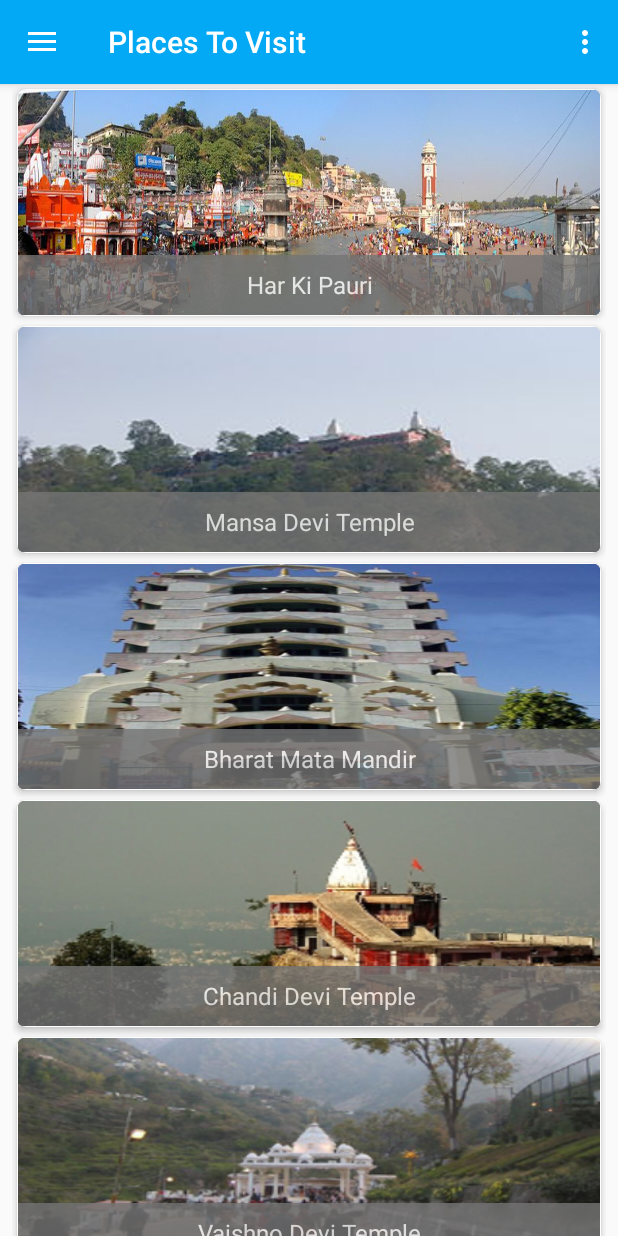
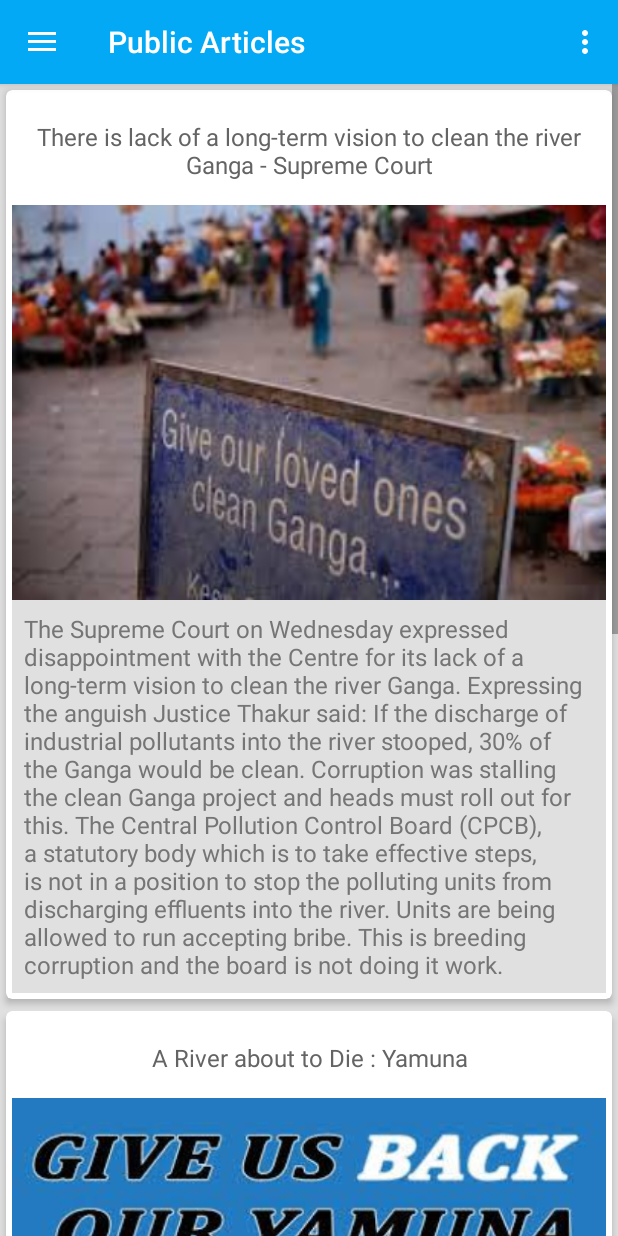
Before and after one commit to vsvikram/NamoGange, an Android app: the screen it shows after launch (MainActivity), in the side drawer, after a tap on "Public Articles", on a phone screen of 412 x 824 dp. Run offline under Robolectric (Android 15) with nearby library versions, the phone set to English and light mode, and no system bars; 1 statement that could not run was skipped.

Commit message:
public articles completed

```diff
--- a/app/src/main/java/action/namogange/MainActivity.java
+++ b/app/src/main/java/action/namogange/MainActivity.java
@@ -149,7 +149,7 @@ public class MainActivity extends AppCompatActivity
         } else if (id == R.id.gallery) {
             setFragment(new GalleryFragment(), title);
         } else if (id == R.id.public_articles) {
-
+            setFragment(new PublicArticles(), title);
         } else if (id == R.id.nav_share) {
 
         } else if (id == R.id.nav_send) {
--- /dev/null
+++ b/app/src/main/java/action/namogange/PublicArticles.java
@@ -0,0 +1,29 @@
+package action.namogange;
+
+import android.os.Bundle;
+import android.support.annotation.Nullable;
+import android.support.v4.app.Fragment;
+import android.view.LayoutInflater;
+import android.view.View;
+import android.view.ViewGroup;
+
+/**
+ * Created by vicky on 8/29/2016.
+ */
+public class PublicArticles extends Fragment {
+
+    public PublicArticles() {
+
+    }
+
+    @Override
+    public void onCreate(@Nullable Bundle savedInstanceState) {
+        super.onCreate(savedInstanceState);
+    }
+
+    @Nullable
+    @Override
+    public View onCreateView(LayoutInflater inflater, @Nullable ViewGroup container, @Nullable Bundle savedInstanceState) {
+        return inflater.inflate(R.layout.public_articles, container, false);
+    }
+}
--- a/app/src/main/res/layout/nav_header_main.xml
+++ b/app/src/main/res/layout/nav_header_main.xml
@@ -12,6 +12,6 @@
         android:layout_height="match_parent"
         android:adjustViewBounds="true"
         android:scaleType="fitXY"
-        android:src="@mipmap/header_image"/>
+        android:src="@mipmap/article3"/>
 
 </LinearLayout>
--- /dev/null
+++ b/app/src/main/res/layout/public_articles.xml
@@ -0,0 +1,164 @@
+<?xml version="1.0" encoding="utf-8"?>
+<ScrollView
+    xmlns:android="http://schemas.android.com/apk/res/android"
+    android:layout_width="match_parent"
+    android:layout_height="match_parent"
+    android:fillViewport="true"
+    android:scrollbars="vertical">
+
+    <LinearLayout
+        xmlns:android="http://schemas.android.com/apk/res/android"
+        xmlns:card_view="http://schemas.android.com/apk/res-auto"
+        android:layout_width="match_parent"
+        android:layout_height="match_parent"
+        android:background="@color/lightGrey"
+        android:orientation="vertical">
+
+        <android.support.v7.widget.CardView
+            android:layout_width="match_parent"
+            android:layout_height="wrap_content"
+            android:layout_margin="4dp"
+            android:foreground="?selectableItemBackground"
+            card_view:cardBackgroundColor="#ffffff"
+            card_view:cardCornerRadius="4dp"
+            card_view:cardElevation="3dp"
+            card_view:contentPadding="4dp">
+
+            <LinearLayout
+                android:layout_width="match_parent"
+                android:layout_height="wrap_content"
+                android:background="@color/lightGrey"
+                android:orientation="vertical">
+
+                <TextView
+                    android:layout_width="match_parent"
+                    android:layout_height="wrap_content"
+                    android:layout_gravity="center"
+                    android:background="@color/textColorWhite"
+                    android:gravity="center"
+                    android:padding="16dp"
+                    android:text="There is lack of a long-term vision to clean the river Ganga - Supreme Court"
+                    android:textColor="@color/textColorGrey"
+                    android:textSize="16dip"/>
+
+                <ImageView
+                    android:layout_width="match_parent"
+                    android:layout_height="wrap_content"
+                    android:adjustViewBounds="true"
+                    android:fitsSystemWindows="true"
+                    android:src="@mipmap/article"/>
+
+                <TextView
+                    android:layout_width="wrap_content"
+                    android:layout_height="wrap_content"
+                    android:alpha="0.87"
+                    android:elevation="@dimen/activity_vertical_margin"
+                    android:padding="8dp"
+                    android:text="@string/ganga_article1"
+                    android:textColor="@color/textColorGrey"
+                    android:textSize="16dip"/>
+
+
+            </LinearLayout>
+        </android.support.v7.widget.CardView>
+
+        <android.support.v7.widget.CardView
+            android:layout_width="match_parent"
+            android:layout_height="wrap_content"
+            android:layout_margin="4dp"
+            android:foreground="?selectableItemBackground"
+            card_view:cardBackgroundColor="#ffffff"
+            card_view:cardCornerRadius="4dp"
+            card_view:cardElevation="3dp"
+            card_view:contentPadding="4dp">
+
+            <LinearLayout
+                android:layout_width="match_parent"
+                android:layout_height="wrap_content"
+                android:background="@color/lightGrey"
+                android:orientation="vertical">
+
+                <TextView
+                    android:layout_width="match_parent"
+                    android:layout_height="wrap_content"
+                    android:layout_gravity="center"
+                    android:background="@color/textColorWhite"
+                    android:gravity="center"
+                    android:padding="16dp"
+                    android:text="A River about to Die : Yamuna"
+                    android:textColor="@color/textColorGrey"
+                    android:textSize="16dip"/>
+
+                <ImageView
+                    android:layout_width="match_parent"
+                    android:layout_height="wrap_content"
+                    android:adjustViewBounds="true"
+                    android:fitsSystemWindows="true"
+                    android:src="@mipmap/article2"/>
+
+                <TextView
+                    android:layout_width="wrap_content"
+                    android:layout_height="wrap_content"
+                    android:alpha="0.87"
+                    android:elevation="@dimen/activity_vertical_margin"
+                    android:padding="8dp"
+                    android:text="@string/ganga_article2"
+                    android:textColor="@color/textColorGrey"
+                    android:textSize="16dip"/>
+
+
+            </LinearLayout>
+        </android.support.v7.widget.CardView>
+
+        <android.support.v7.widget.CardView
+            android:layout_width="match_parent"
+            android:layout_height="wrap_content"
+            android:layout_margin="4dp"
+            android:foreground="?selectableItemBackground"
+            card_view:cardBackgroundColor="#ffffff"
+            card_view:cardCornerRadius="4dp"
+            card_view:cardElevation="3dp"
+            card_view:contentPadding="4dp">
+
+            <LinearLayout
+                android:layout_width="match_parent"
+                android:layout_height="wrap_content"
+                android:background="@color/lightGrey"
+                android:orientation="vertical">
+
+                <TextView
+                    android:layout_width="match_parent"
+                    android:layout_height="wrap_content"
+                    android:layout_gravity="center"
+                    android:background="@color/textColorWhite"
+                    android:gravity="center"
+                    android:padding="16dp"
+                    android:text="Ganges in Hinduism"
+                    android:textColor="@color/textColorGrey"
+                    android:textSize="16dip"/>
+
+                <ImageView
+                    android:layout_width="match_parent"
+                    android:layout_height="wrap_content"
+                    android:adjustViewBounds="true"
+                    android:fitsSystemWindows="true"
+                    android:src="@mipmap/article3"/>
+
+                <TextView
+                    android:layout_width="wrap_content"
+                    android:layout_height="wrap_content"
+                    android:alpha="0.87"
+                    android:elevation="@dimen/activity_vertical_margin"
+                    android:padding="8dp"
+                    android:text="@string/ganga_article3"
+                    android:textColor="@color/textColorGrey"
+                    android:textSize="16dip"/>
+
+
+            </LinearLayout>
+        </android.support.v7.widget.CardView>
+
+
+    </LinearLayout>
+
+</ScrollView>
--- a/app/src/main/res/values/strings.xml
+++ b/app/src/main/res/values/strings.xml
@@ -20,5 +20,25 @@
         of five headstreams - Bhagirathi River, Mandakini, Alaknanda River, Dhauliganga and Pindar at Dev Prayag.
         Ganga or, more exactly, Bhagirathi, originates from Gangotri glacier,
         one of the biggest glaciers in Himalayas.</string>
+    <string name="ganga_article1">The Supreme Court on Wednesday expressed disappointment with the Centre
+        for its lack of a long-term vision to clean the river Ganga. Expressing the anguish Justice Thakur
+        said: If the discharge of industrial pollutants into the river stooped, 30% of the Ganga would be clean.
+        Corruption was stalling the clean Ganga project and heads must roll out for this. The Central Pollution
+        Control Board (CPCB), a statutory body which is to take effective steps, is not in a position to stop the
+        polluting units from discharging effluents into the river. Units are being allowed to run accepting bribe.
+        This is breeding corruption and the board is not doing it work.</string>
+    <string name="ganga_article2">According to a study conducted by Anil Kumar Misra (2010), the Yamuna
+        is one of the most polluted rivers of India.The discharge of untreated domestic and industrial effluents have severely affected the quality of Yamuna River and now
+        it falls under the category E, which makes it fit only for recreation and industrial cooling, completely ruling out the
+        possibility for underwater life and domestic supply. Almost every year mass death of fishes is reported. Pollution levels
+        in the Yamuna River have risen. Biochemical oxygen demand (BOD) load has increased by 2.5 times between 1980 and 2005:
+        From 117 tonnes per day (TDP) in 1980 to 276 TDP in 2005. The Yamuna has been reduced to a small stream, draining
+        industrial effluents, sewage, dirt and other toxic substances. There is an urgent need to take stringent measures
+        to alleviate these pollution loads and save an ailing river</string>
+    <string name="ganga_article3">In Hinduism, the river Ganges is considered sacred and is personified as a goddess known as Ganga. It is worshipped by
+        Hindus who believe that bathing in the river causes the remission of sins and facilitates Moksha (liberation from the
+        cycle of life and death). Pilgrims travel long distances to immerse the ashes of their kin in the precious water of the
+        Ganges, bringing their spirits closer to moksha.<br/><br/>Several places sacred to Hindus lie along the banks of the Ganges,
+        including Gangotri, Haridwar, Allahabad and Varanasi.</string>
     <string name="title_activity_detail">DetailActivity</string>
 </resources>
```
Also changed, not shown: app/src/main/res/mipmap-mdpi/article3.jpg, app/src/main/res/mipmap-mdpi/ganga.JPG, 1 other file.
